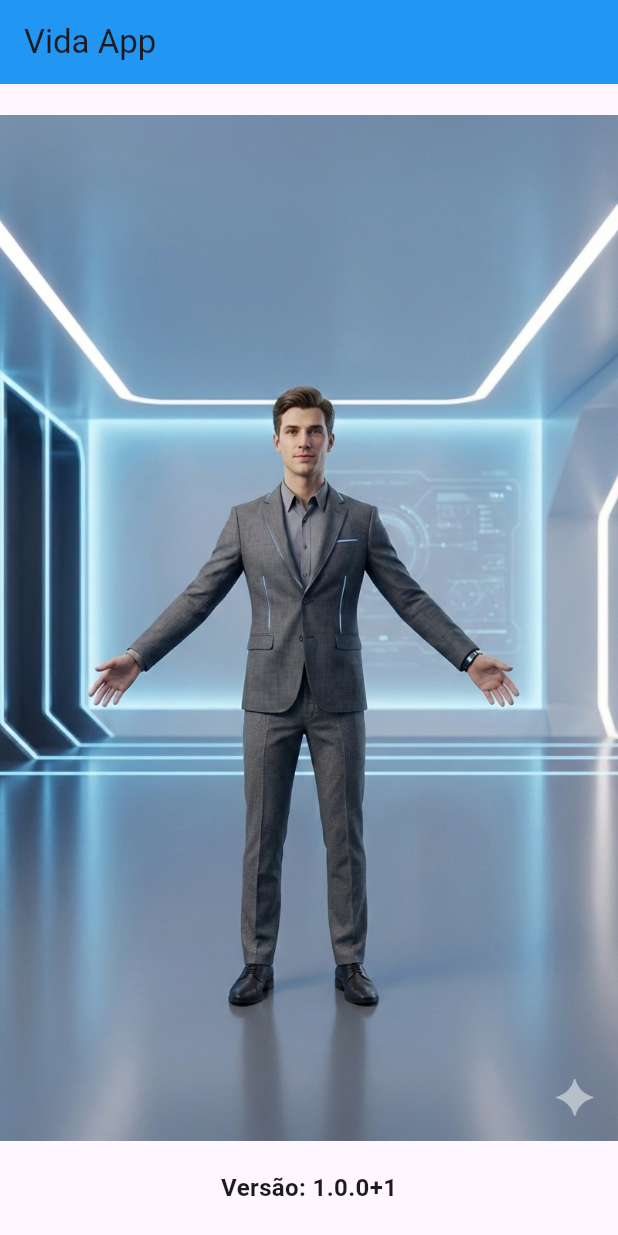
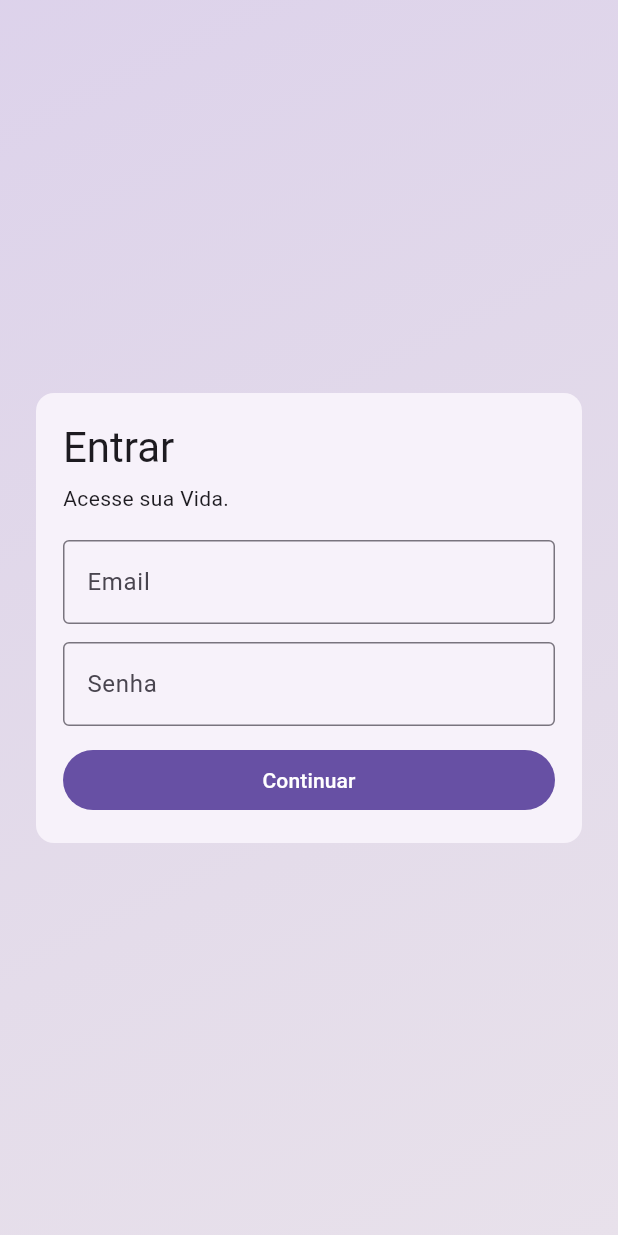
Before and after one commit to Fabrithizio/Vida_app, a Flutter app: the screen it shows after launch, on a phone screen of 412 x 824 dp. Run offline on Flutter 3.47's test engine with Material 3 defaults, Android fonts, the phone set to English and light mode, and no system bars; our stand-ins replace shared_preferences.

Commit message:
splash e login

```diff
--- a/lib/main.dart
+++ b/lib/main.dart
@@ -1,70 +1,7 @@
 import 'package:flutter/material.dart';
-import 'package:package_info_plus/package_info_plus.dart';
+import 'presentation/app/app.dart';
 
 void main() {
-  runApp(const MyApp()); // 🚨 sempre presente
+  WidgetsFlutterBinding.ensureInitialized();
+  runApp(const VidaApp());
 }
-
-class MyApp extends StatelessWidget {
-  const MyApp({super.key});
-
-  @override
-  Widget build(BuildContext context) {
-    return MaterialApp(
-      debugShowCheckedModeBanner: false, // tira a faixa "debug" vermelha
-      home: const HomePage(), // 🚨 primeira tela
-    );
-  }
-}
-
-class HomePage extends StatefulWidget {
-  const HomePage({super.key});
-
-  @override
-  State<HomePage> createState() => _HomePageState();
-}
-
-class _HomePageState extends State<HomePage> {
-  String _version = "";
-
-  @override
-  void initState() {
-    super.initState();
-    _loadVersion(); // 🚨 carrega a versão ao iniciar
-  }
-
-  Future<void> _loadVersion() async {
-    final info = await PackageInfo.fromPlatform();
-    setState(() {
-      _version = "${info.version}+${info.buildNumber}";
-    });
-  }
-
-  @override
-  Widget build(BuildContext context) {
-    return Scaffold(
-      appBar: AppBar(
-        title: const Text("Vida App"),
-        backgroundColor: Colors.blue,
-      ),
-      body: Center(
-        child: Column(
-          mainAxisAlignment: MainAxisAlignment.center,
-          children: [
-            InteractiveViewer(
-              panEnabled: true,
-              minScale: 0.5,
-              maxScale: 4.0,
-              child: Image.asset("assets/images/Modelo_masculino.png"),
-            ),
-            const SizedBox(height: 20),
-            Text(
-              "Versão: $_version", // 🚨 mostra a versão atual
-              style: const TextStyle(fontSize: 16, fontWeight: FontWeight.bold),
-            ),
-          ],
-        ),
-      ),
-    );
-  }
-}
--- /dev/null
+++ b/lib/presentation/app/app.dart
@@ -0,0 +1,16 @@
+import 'package:flutter/material.dart';
+import '../pages/splash_page.dart';
+
+class VidaApp extends StatelessWidget {
+  const VidaApp({super.key});
+
+  @override
+  Widget build(BuildContext context) {
+    return MaterialApp(
+      debugShowCheckedModeBanner: false,
+      title: 'Vida App',
+      theme: ThemeData(useMaterial3: true),
+      home: const SplashPage(),
+    );
+  }
+}
--- /dev/null
+++ b/lib/presentation/pages/login_page.dart
@@ -0,0 +1,137 @@
+import 'package:flutter/material.dart';
+
+import '../../data/local/session_storage.dart';
+import 'home_placeholder_page.dart';
+
+class LoginPage extends StatefulWidget {
+  const LoginPage({super.key});
+
+  @override
+  State<LoginPage> createState() => _LoginPageState();
+}
+
+class _LoginPageState extends State<LoginPage> {
+  final _email = TextEditingController();
+  final _password = TextEditingController();
+  final _storage = SessionStorage();
+
+  bool _loading = false;
+  String? _error;
+
+  @override
+  void dispose() {
+    _email.dispose();
+    _password.dispose();
+    super.dispose();
+  }
+
+  Future<void> _login() async {
+    setState(() {
+      _loading = true;
+      _error = null;
+    });
+
+    final email = _email.text.trim();
+    final pass = _password.text;
+
+    if (email.isEmpty || pass.isEmpty) {
+      setState(() {
+        _loading = false;
+        _error = 'Preencha email e senha.';
+      });
+      return;
+    }
+
+    // Mock login: por enquanto qualquer email/senha entra
+    await _storage.saveToken('token_${DateTime.now().millisecondsSinceEpoch}');
+
+    if (!mounted) return;
+
+    Navigator.of(context).pushReplacement(
+      MaterialPageRoute(builder: (_) => const HomePlaceholderPage()),
+    );
+  }
+
+  @override
+  Widget build(BuildContext context) {
+    final theme = Theme.of(context);
+
+    return Scaffold(
+      body: DecoratedBox(
+        decoration: BoxDecoration(
+          gradient: LinearGradient(
+            begin: Alignment.topLeft,
+            end: Alignment.bottomRight,
+            colors: [
+              theme.colorScheme.primary.withValues(alpha: 0.22),
+              theme.colorScheme.secondary.withValues(alpha: 0.14),
+            ],
+          ),
+        ),
+        child: SafeArea(
+          child: Center(
+            child: SingleChildScrollView(
+              padding: const EdgeInsets.all(20),
+              child: ConstrainedBox(
+                constraints: const BoxConstraints(maxWidth: 520),
+                child: Card(
+                  elevation: 0,
+                  child: Padding(
+                    padding: const EdgeInsets.all(18),
+                    child: Column(
+                      crossAxisAlignment: CrossAxisAlignment.stretch,
+                      children: [
+                        Text('Entrar', style: theme.textTheme.headlineMedium),
+                        const SizedBox(height: 6),
+                        Text(
+                          'Acesse sua Vida.',
+                          style: theme.textTheme.bodyMedium,
+                        ),
+                        const SizedBox(height: 18),
+                        TextField(
+                          controller: _email,
+                          keyboardType: TextInputType.emailAddress,
+                          decoration: const InputDecoration(
+                            labelText: 'Email',
+                            border: OutlineInputBorder(),
+                          ),
+                        ),
+                        const SizedBox(height: 12),
+                        TextField(
+                          controller: _password,
+                          obscureText: true,
+                          decoration: const InputDecoration(
+                            labelText: 'Senha',
+                            border: OutlineInputBorder(),
+                          ),
+                        ),
+                        const SizedBox(height: 12),
+                        if (_error != null) ...[
+                          Text(
+                            _error!,
+                            style: TextStyle(color: theme.colorScheme.error),
+                          ),
+                          const SizedBox(height: 10),
+                        ],
+                        FilledButton(
+                          onPressed: _loading ? null : _login,
+                          child: _loading
+                              ? const SizedBox(
+                                  width: 18,
+                                  height: 18,
+                                  child: CircularProgressIndicator(strokeWidth: 3),
+                                )
+                              : const Text('Continuar'),
+                        ),
+                      ],
+                    ),
+                  ),
+                ),
+              ),
+            ),
+          ),
+        ),
+      ),
+    );
+  }
+}
```
Also changed, not shown: lib/data/local/session_storage.dart (added, +20 -0 lines), lib/presentation/pages/home_placeholder_page.dart (added, +16 -0 lines), lib/presentation/pages/splash_page.dart (added, +75 -0 lines), pubspec.yaml (+8 -70 lines), assets/images/Modelo_masculino_svg.svg (added), assets/images/splash_lista.png (added), pubspec.lock, 2 other files.
